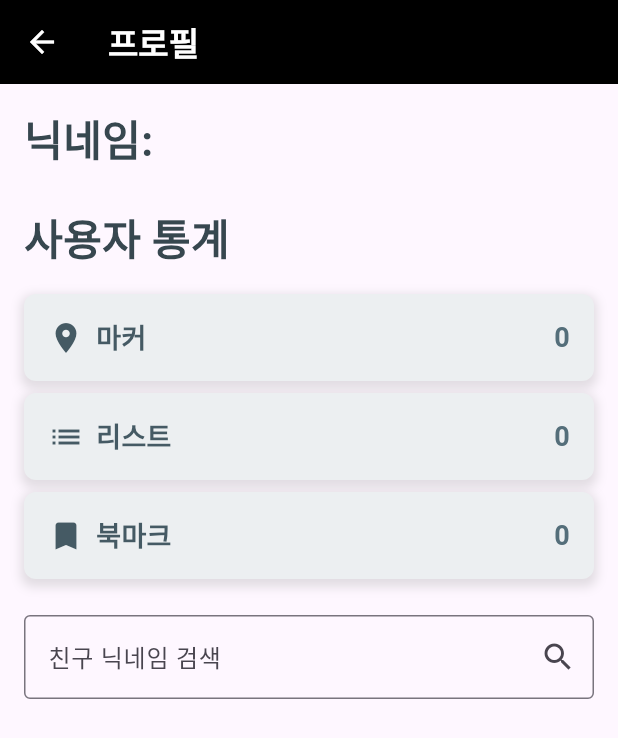
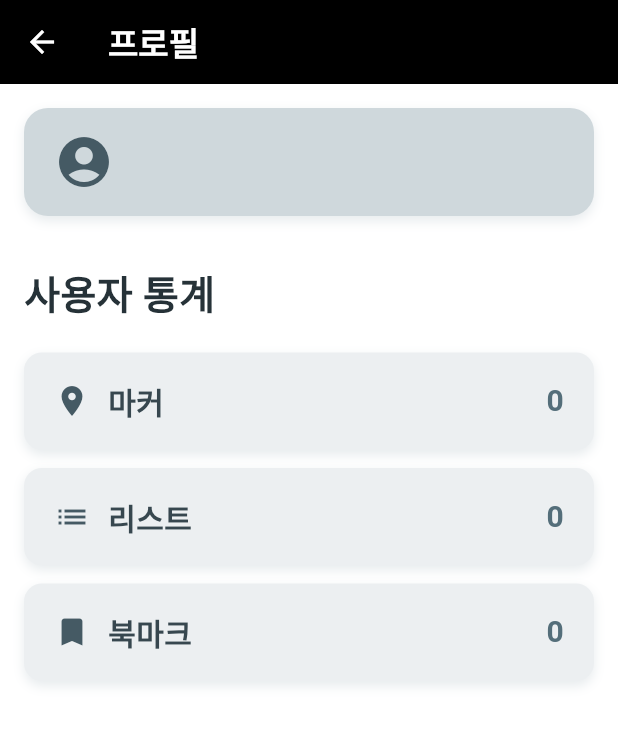
Before and after one commit to 001014k/TripNest, a Flutter app: the ProfilePage screen opened directly with empty values, on a phone screen of 412 x 824 dp. Shown: the top 738 px of the screen. Run offline on Flutter 3.47's test engine with Material 3 defaults, Android fonts, the phone set to English and light mode, and no system bars; our stand-ins replace app_links, connectivity_plus, geocoding, geolocator, google_maps_flutter, image_picker and 5 more; missing offline and left inert: google_maps_cluster_manager; accounts and stored records are empty.

Commit message:
20250701 (프로필 페이지 디자인 수정)

```diff
--- a/lib/views/profile_view.dart
+++ b/lib/views/profile_view.dart
@@ -12,14 +12,6 @@ class ProfilePage extends StatefulWidget {
 }
 
 class _ProfilePageState extends State<ProfilePage> {
-  final _searchController = TextEditingController();
-
-  @override
-  void dispose() {
-    _searchController.dispose();
-    super.dispose();
-  }
-
   @override
   Widget build(BuildContext context) {
     return ChangeNotifierProvider(
@@ -33,92 +25,66 @@ class _ProfilePageState extends State<ProfilePage> {
               backgroundColor: Colors.black,
               iconTheme: IconThemeData(color: Colors.white),
             ),
+            backgroundColor: Colors.white,
             body: Padding(
               padding: const EdgeInsets.all(16.0),
               child: viewModel.isLoading
                   ? Center(child: CircularProgressIndicator())
                   : viewModel.errorMessage != null
                   ? Center(
-                child: Text(viewModel.errorMessage!,
-                    style: TextStyle(color: Colors.red)),
+                child: Text(
+                  viewModel.errorMessage!,
+                  style: TextStyle(color: Colors.red, fontSize: 16),
+                ),
               )
                   : SingleChildScrollView(
                 child: Column(
                   crossAxisAlignment: CrossAxisAlignment.start,
                   children: [
-                    // 닉네임 출력
                     if (viewModel.nickname != null)
-                      Padding(
-                        padding: const EdgeInsets.only(bottom: 24.0),
-                        child: Text(
-                          '닉네임: ${viewModel.nickname}',
-                          style: TextStyle(
-                            fontSize: 28,
-                            fontWeight: FontWeight.bold,
-                            color: Colors.blueGrey[800],
-                          ),
+                      Container(
+                        margin: const EdgeInsets.only(bottom: 32),
+                        padding: const EdgeInsets.symmetric(vertical: 16, horizontal: 20),
+                        decoration: BoxDecoration(
+                          color: Colors.blueGrey.shade100,
+                          borderRadius: BorderRadius.circular(16),
+                          boxShadow: [
+                            BoxShadow(
+                              color: Colors.blueGrey.shade200.withOpacity(0.3),
+                              blurRadius: 6,
+                              offset: const Offset(0, 3),
+                            ),
+                          ],
+                        ),
+                        child: Row(
+                          children: [
+                            Icon(Icons.account_circle, size: 40, color: Colors.blueGrey.shade700),
+                            const SizedBox(width: 16),
+                            Text(
+                              viewModel.nickname!,
+                              style: TextStyle(
+                                fontSize: 28,
+                                fontWeight: FontWeight.bold,
+                                color: Colors.blueGrey.shade900,
+                              ),
+                            ),
+                          ],
                         ),
                       ),
-                    // 기존 통계 표시 UI
                     Text(
                       '사용자 통계',
                       style: TextStyle(
-                        fontSize: 28,
+                        fontSize: 26,
                         fontWeight: FontWeight.bold,
-                        color: Colors.blueGrey[800],
+                        color: Colors.blueGrey[900],
                       ),
                     ),
-                    SizedBox(height: 16),
-                    _buildStatCard(
-                        '마커', viewModel.stats?['markers'] ?? 0, Icons.location_on),
-                    SizedBox(height: 8),
+                    const SizedBox(height: 20),
+                    _buildStatCard('마커', viewModel.stats?['markers'] ?? 0, Icons.location_on),
+                    const SizedBox(height: 12),
                     _buildStatCard('리스트', viewModel.stats?['lists'] ?? 0, Icons.list),
-                    SizedBox(height: 8),
-                    _buildStatCard(
-                        '북마크', viewModel.stats?['bookmarks'] ?? 0, Icons.bookmark),
-                    SizedBox(height: 24),
-
-                    // 닉네임 검색 입력창
-                    TextField(
-                      controller: _searchController,
-                      decoration: InputDecoration(
-                        labelText: '친구 닉네임 검색',
-                        suffixIcon: IconButton(
-                          icon: Icon(Icons.search),
-                          onPressed: () {
-                            viewModel.searchUsers(
-                                _searchController.text.trim(), widget.userId);
-                          },
-                        ),
-                        border: OutlineInputBorder(),
-                      ),
-                      onSubmitted: (value) {
-                        viewModel.searchUsers(value.trim(), widget.userId);
-                      },
-                    ),
-                    SizedBox(height: 16),
-
-                    // 검색 결과 리스트
-                    if (viewModel.searchResults.isNotEmpty)
-                      ListView.builder(
-                        shrinkWrap: true,
-                        physics: NeverScrollableScrollPhysics(),
-                        itemCount: viewModel.searchResults.length,
-                        itemBuilder: (context, index) {
-                          final user = viewModel.searchResults[index];
-                          final isFollowing =
-                          viewModel.followingIds.contains(user.id);
-                          return ListTile(
-                            title: Text(user.nickname ?? '닉네임 없음'),
-                            subtitle: Text(user.email ?? ''),
-                          );
-                        },
-                      )
-                    else if (_searchController.text.isNotEmpty)
-                      Padding(
-                        padding: const EdgeInsets.all(8.0),
-                        child: Text('검색 결과가 없습니다.'),
-                      ),
+                    const SizedBox(height: 12),
+                    _buildStatCard('북마크', viewModel.stats?['bookmarks'] ?? 0, Icons.bookmark),
                   ],
                 ),
               ),
@@ -130,17 +96,15 @@ class _ProfilePageState extends State<ProfilePage> {
   }
 
   Widget _buildStatCard(String title, int count, IconData icon) {
-    return AnimatedContainer(
-      duration: Duration(milliseconds: 300),
-      padding: EdgeInsets.all(16),
+    return Container(
+      padding: const EdgeInsets.symmetric(vertical: 18, horizontal: 20),
       decoration: BoxDecoration(
-        color: Colors.blueGrey[50],
-        borderRadius: BorderRadius.circular(8),
+        color: Colors.blueGrey.shade50,
+        borderRadius: BorderRadius.circular(12),
         boxShadow: [
           BoxShadow(
-            color: Colors.grey.withOpacity(0.3),
-            spreadRadius: 2,
-            blurRadius: 5,
+            color: Colors.blueGrey.shade100.withOpacity(0.5),
+            blurRadius: 6,
             offset: Offset(0, 3),
           ),
         ],
@@ -150,14 +114,14 @@ class _ProfilePageState extends State<ProfilePage> {
         children: [
           Row(
             children: [
-              Icon(icon, color: Colors.blueGrey[700]),
-              SizedBox(width: 8),
+              Icon(icon, color: Colors.blueGrey.shade700),
+              const SizedBox(width: 12),
               Text(
                 title,
                 style: TextStyle(
-                  fontSize: 18,
-                  fontWeight: FontWeight.bold,
-                  color: Colors.blueGrey[700],
+                  fontSize: 20,
+                  fontWeight: FontWeight.w600,
+                  color: Colors.blueGrey.shade800,
                 ),
               ),
             ],
@@ -165,9 +129,9 @@ class _ProfilePageState extends State<ProfilePage> {
           Text(
             '$count',
             style: TextStyle(
-              fontSize: 18,
-              fontWeight: FontWeight.bold,
-              color: Colors.blueGrey[600],
+              fontSize: 20,
+              fontWeight: FontWeight.w700,
+              color: Colors.blueGrey.shade600,
             ),
           ),
         ],
```
